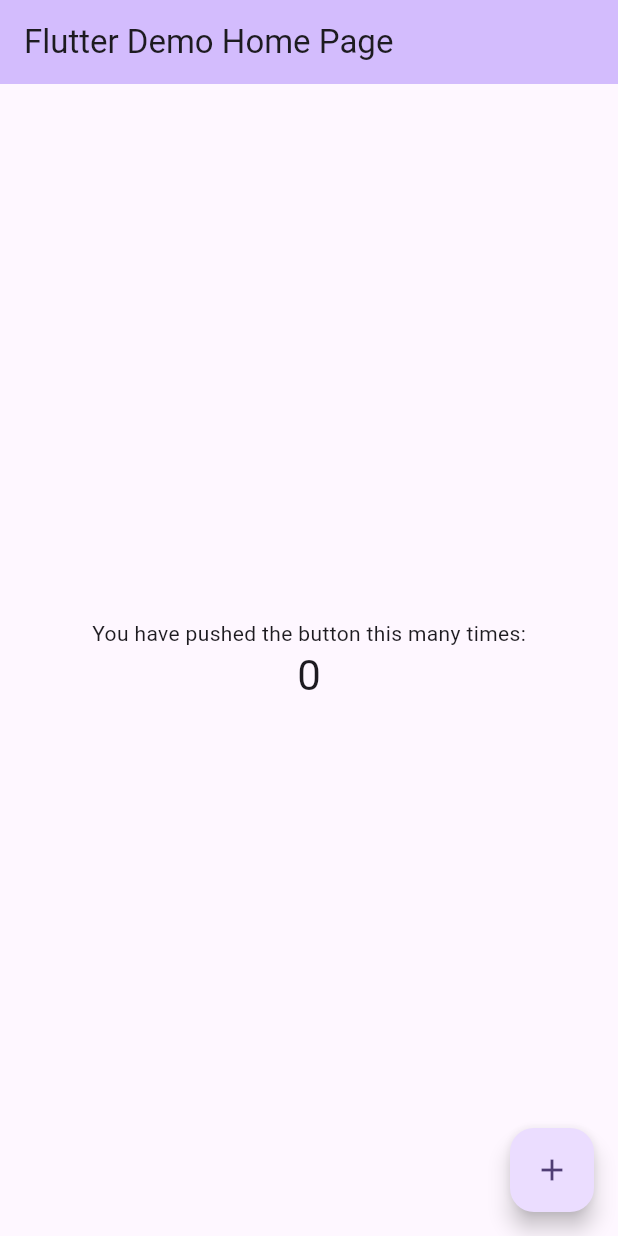
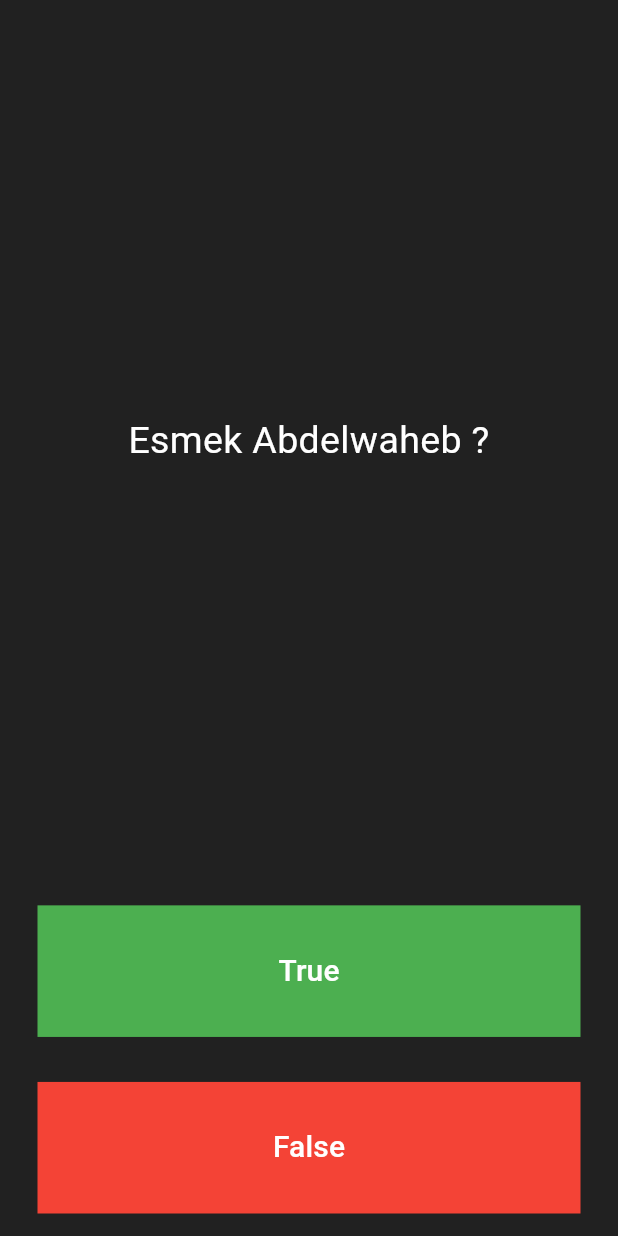
Before and after one commit to Abdelwahebbch/quizzeler, a Flutter app: the screen it shows after launch, on a phone screen of 412 x 824 dp. Run offline on Flutter 3.47's test engine with Material 3 defaults, Android fonts, the phone set to English and light mode, and no system bars.

```diff
--- /dev/null
+++ b/lib/Questions.dart
@@ -0,0 +1,8 @@
+class Question {
+  String ques;
+  bool respo;
+  Question({required this.ques, required this.respo});
+  String getQues() {
+    return this.ques;
+  }
+}
--- a/lib/main.dart
+++ b/lib/main.dart
@@ -1,122 +1,128 @@
+import 'dart:math';
+import 'Questions.dart';
 import 'package:flutter/material.dart';
 
 void main() {
-  runApp(const MyApp());
+  return runApp(Quizzler());
 }
 
-class MyApp extends StatelessWidget {
-  const MyApp({super.key});
-
-  // This widget is the root of your application.
+class Quizzler extends StatelessWidget {
   @override
   Widget build(BuildContext context) {
     return MaterialApp(
-      title: 'Flutter Demo',
-      theme: ThemeData(
-        // This is the theme of your application.
-        //
-        // TRY THIS: Try running your application with "flutter run". You'll see
-        // the application has a purple toolbar. Then, without quitting the app,
-        // try changing the seedColor in the colorScheme below to Colors.green
-        // and then invoke "hot reload" (save your changes or press the "hot
-        // reload" button in a Flutter-supported IDE, or press "r" if you used
-        // the command line to start the app).
-        //
-        // Notice that the counter didn't reset back to zero; the application
-        // state is not lost during the reload. To reset the state, use hot
-        // restart instead.
-        //
-        // This works for code too, not just values: Most code changes can be
-        // tested with just a hot reload.
-        colorScheme: ColorScheme.fromSeed(seedColor: Colors.deepPurple),
+      home: Scaffold(
+        backgroundColor: Colors.grey.shade900,
+        body: SafeArea(
+          child: Padding(
+            padding: EdgeInsets.symmetric(horizontal: 10.0),
+            child: QuizPage(),
+          ),
+        ),
       ),
-      home: const MyHomePage(title: 'Flutter Demo Home Page'),
     );
   }
 }
 
-class MyHomePage extends StatefulWidget {
-  const MyHomePage({super.key, required this.title});
-
-  // This widget is the home page of your application. It is stateful, meaning
-  // that it has a State object (defined below) that contains fields that affect
-  // how it looks.
-
-  // This class is the configuration for the state. It holds the values (in this
-  // case the title) provided by the parent (in this case the App widget) and
-  // used by the build method of the State. Fields in a Widget subclass are
-  // always marked "final".
-
-  final String title;
-
+class QuizPage extends StatefulWidget {
   @override
-  State<MyHomePage> createState() => _MyHomePageState();
+  _QuizPageState createState() {
+    return _QuizPageState();
+  }
 }
 
-class _MyHomePageState extends State<MyHomePage> {
-  int _counter = 0;
+class _QuizPageState extends State<QuizPage> {
+  List<Widget> scoreKeeper = [];
 
-  void _incrementCounter() {
-    setState(() {
-      // This call to setState tells the Flutter framework that something has
-      // changed in this State, which causes it to rerun the build method below
-      // so that the display can reflect the updated values. If we changed
-      // _counter without calling setState(), then the build method would not be
-      // called again, and so nothing would appear to happen.
-      _counter++;
-    });
+  List<Question> questions = [
+    Question(ques: "Esmek Abdelwaheb ?  ", respo: true),
+    Question(ques: "Israel it's a county ? ", respo: false),
+  ];
+
+  Icon checkQuestion(bool resp, Question q) {
+    if (q.respo == resp) {
+      return Icon(Icons.check, color: Colors.green);
+    } else {
+      return Icon(Icons.close, color: Colors.red);
+    }
   }
+
+  int index = Random().nextInt(2);
 
   @override
   Widget build(BuildContext context) {
-    // This method is rerun every time setState is called, for instance as done
-    // by the _incrementCounter method above.
-    //
-    // The Flutter framework has been optimized to make rerunning build methods
-    // fast, so that you can just rebuild anything that needs updating rather
-    // than having to individually change instances of widgets.
-    return Scaffold(
-      appBar: AppBar(
-        // TRY THIS: Try changing the color here to a specific color (to
-        // Colors.amber, perhaps?) and trigger a hot reload to see the AppBar
-        // change color while the other colors stay the same.
-        backgroundColor: Theme.of(context).colorScheme.inversePrimary,
-        // Here we take the value from the MyHomePage object that was created by
-        // the App.build method, and use it to set our appbar title.
-        title: Text(widget.title),
+    return SafeArea(
+      child: Column(
+        mainAxisAlignment: MainAxisAlignment.spaceBetween,
+        crossAxisAlignment: CrossAxisAlignment.stretch,
+        children: [
+          Expanded(
+            flex: 5,
+            child: Padding(
+              padding: EdgeInsets.all(10.0),
+              child: Center(
+                child: Text(
+                  questions[index].getQues(),
+                  textAlign: TextAlign.center,
+                  style: TextStyle(fontSize: 25.0, color: Colors.white),
+                ),
+              ),
+            ),
+          ),
+          Expanded(
+            child: Padding(
+              padding: EdgeInsets.all(15.0),
+              child: TextButton(
+                style: TextButton.styleFrom(
+                  backgroundColor: Colors.green,
+                  shape: RoundedRectangleBorder(),
+                ),
+
+                child: Text(
+                  'True',
+                  style: TextStyle(color: Colors.white, fontSize: 20.0),
+                ),
+                onPressed: () {
+                  //The user picked true.
+                  setState(() {
+                    scoreKeeper.add(checkQuestion(true, questions[index]));
+                  });
+                  index = Random().nextInt(2);
+                },
+              ),
+            ),
+          ),
+          Expanded(
+            child: Padding(
+              padding: EdgeInsets.all(15.0),
+              child: TextButton(
+                style: TextButton.styleFrom(
+                  backgroundColor: Colors.red,
+                  shape: RoundedRectangleBorder(),
+                ),
+
+                child: Text(
+                  'False',
+                  style: TextStyle(fontSize: 20.0, color: Colors.white),
+                ),
+                onPressed: () {
+                  //The user picked false.
+                  setState(() {
+                    scoreKeeper.add(checkQuestion(false, questions[index]));
+                  });
+                  index = Random().nextInt(2);
+                },
+              ),
+            ),
+          ),
+          Row(children: scoreKeeper),
+        ],
       ),
-      body: Center(
-        // Center is a layout widget. It takes a single child and positions it
-        // in the middle of the parent.
-        child: Column(
-          // Column is also a layout widget. It takes a list of children and
-          // arranges them vertically. By default, it sizes itself to fit its
-          // children horizontally, and tries to be as tall as its parent.
-          //
-          // Column has various properties to control how it sizes itself and
-          // how it positions its children. Here we use mainAxisAlignment to
-          // center the children vertically; the main axis here is the vertical
-          // axis because Columns are vertical (the cross axis would be
-          // horizontal).
-          //
-          // TRY THIS: Invoke "debug painting" (choose the "Toggle Debug Paint"
-          // action in the IDE, or press "p" in the console), to see the
-          // wireframe for each widget.
-          mainAxisAlignment: MainAxisAlignment.center,
-          children: <Widget>[
-            const Text('You have pushed the button this many times:'),
-            Text(
-              '$_counter',
-              style: Theme.of(context).textTheme.headlineMedium,
-            ),
-          ],
-        ),
-      ),
-      floatingActionButton: FloatingActionButton(
-        onPressed: _incrementCounter,
-        tooltip: 'Increment',
-        child: const Icon(Icons.add),
-      ), // This trailing comma makes auto-formatting nicer for build methods.
     );
   }
 }
+
+/*
+question1: 'You can lead a cow down stairs but not up stairs.', false,
+question2: 'Approximately one quarter of human bones are in the feet.', true,
+question3: 'A slug\'s blood is green.', true,
+*/
```
